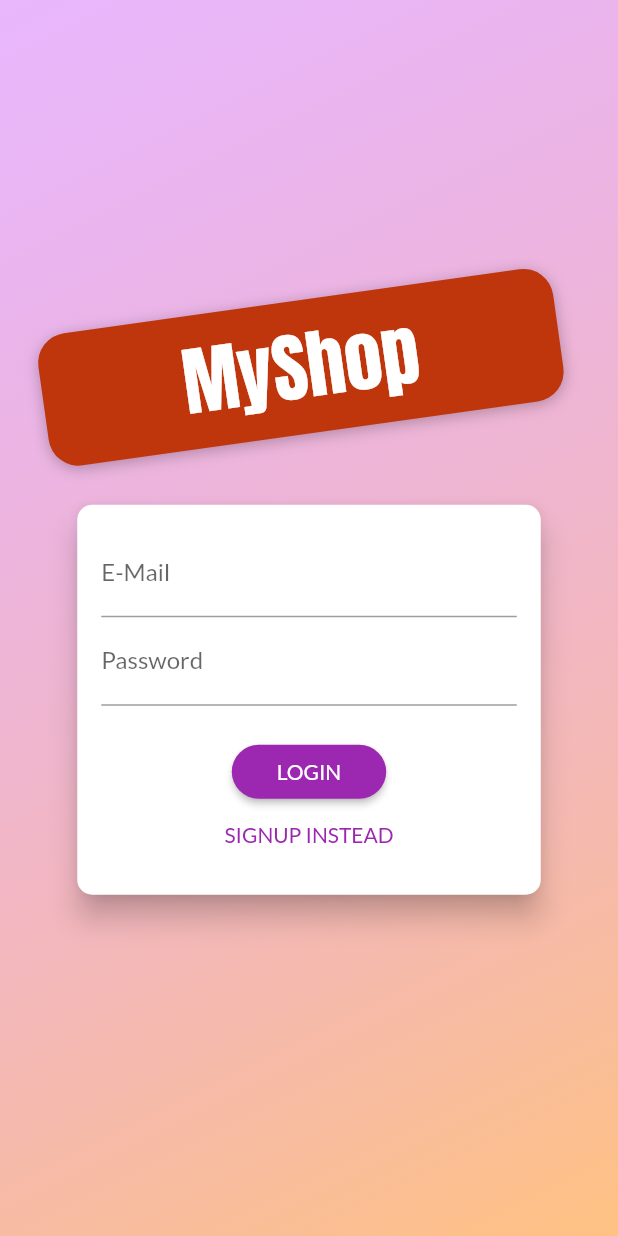
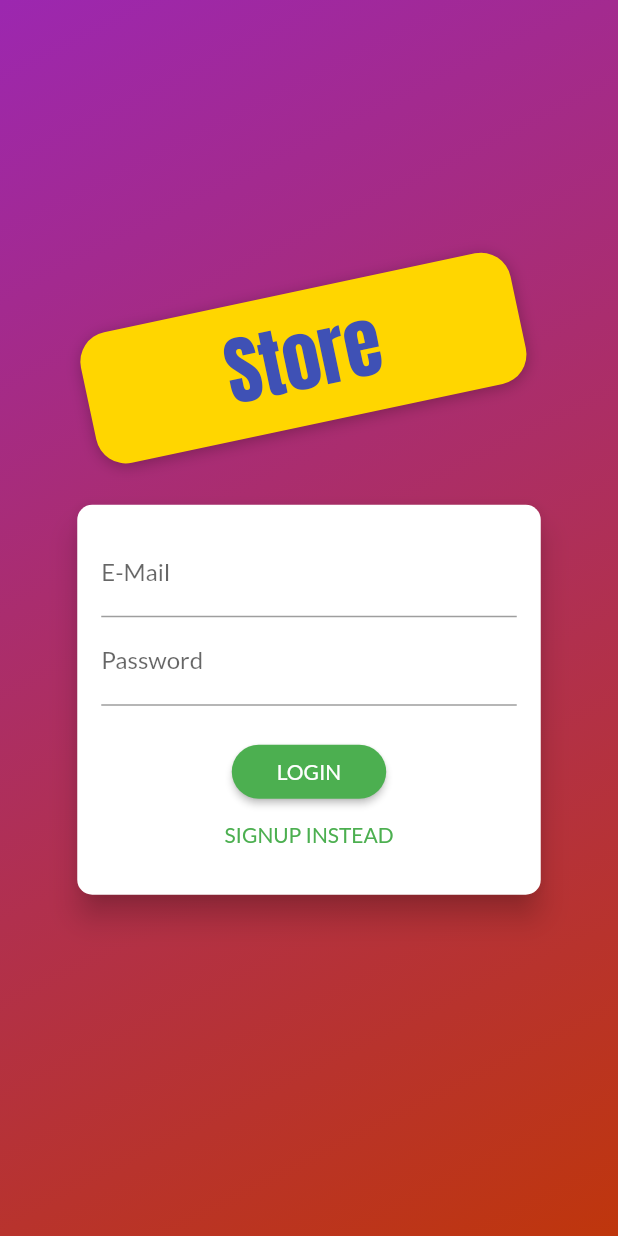
Before and after one commit to TilakMaddy/my_shop, a Flutter app: the screen it shows after launch, on a phone screen of 412 x 824 dp. Run offline on Flutter 3.47's test engine with Material 2 defaults, Android fonts, the phone set to English and light mode, and no system bars; our stand-ins replace shared_preferences.

Commit message:
color changes

```diff
--- a/lib/main.dart
+++ b/lib/main.dart
@@ -45,8 +45,8 @@ class MyApp extends StatelessWidget {
           return MaterialApp(
             title: 'Flutter Demo',
             theme: ThemeData(
-              primarySwatch: Colors.purple,
-              accentColor: Colors.deepOrange,
+              primarySwatch: Colors.green,
+              accentColor: Colors.blueAccent,
               fontFamily: 'Lato',
             ),
             home: auth.isAuth
--- a/lib/screens/auth_screen.dart
+++ b/lib/screens/auth_screen.dart
@@ -23,8 +23,10 @@ class AuthScreen extends StatelessWidget {
             decoration: BoxDecoration(
               gradient: LinearGradient(
                 colors: [
-                  Color.fromRGBO(215, 117, 255, 1).withOpacity(0.5),
-                  Color.fromRGBO(255, 188, 117, 1).withOpacity(0.9),
+                  // Color.fromRGBO(215, 117, 255, 1).withOpacity(0.5),
+                  // Color.fromRGBO(255, 188, 117, 1).withOpacity(0.9),
+                  Colors.purple.shade500,
+                  Colors.deepOrange.shade900,
                 ],
                 begin: Alignment.topLeft,
                 end: Alignment.bottomRight,
@@ -45,12 +47,12 @@ class AuthScreen extends StatelessWidget {
                       margin: EdgeInsets.only(bottom: 20.0),
                       padding:
                           EdgeInsets.symmetric(vertical: 8.0, horizontal: 94.0),
-                      transform: Matrix4.rotationZ(-8 * pi / 180)
+                      transform: Matrix4.rotationZ(-12 * pi / 180)
                         ..translate(-10.0),
                       // ..translate(-10.0),
                       decoration: BoxDecoration(
                         borderRadius: BorderRadius.circular(20),
-                        color: Colors.deepOrange.shade900,
+                        color: Colors.yellowAccent.shade700,
                         boxShadow: [
                           BoxShadow(
                             blurRadius: 8,
@@ -60,9 +62,10 @@ class AuthScreen extends StatelessWidget {
                         ],
                       ),
                       child: Text(
-                        'MyShop',
+                        'Store',
                         style: TextStyle(
-                          color: Theme.of(context).accentTextTheme.title!.color,
+                          color: Colors.indigo,
+                          // color: Theme.of(context).accentTextTheme.title!.color,
                           fontSize: 50,
                           fontFamily: 'Anton',
                           fontWeight: FontWeight.normal,
```
